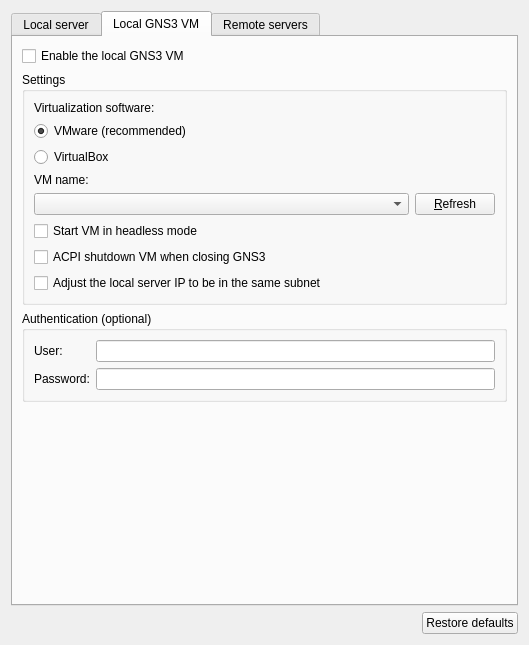
Qt form gns3/ui/server_preferences_page.ui (GNS3/gns3-gui) before a commit.
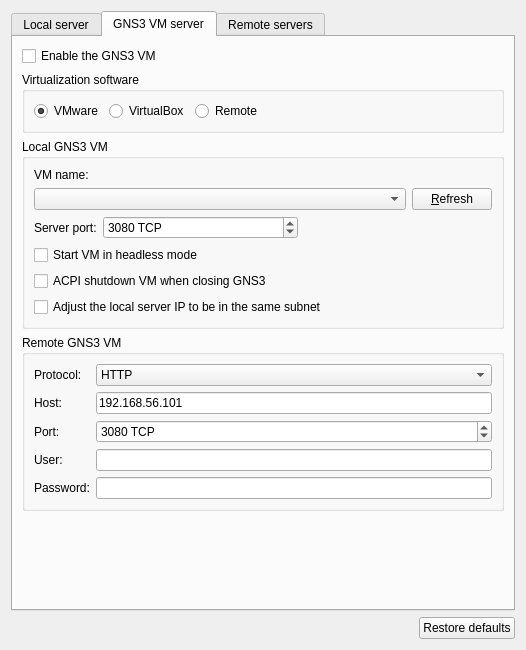
The same form after that commit. The open tabs and pages were chosen to show the change.

Commit message: Allow to use a remote server as the GNS3 VM. Ref #957.

What changed in the file:
```diff
--- a/gns3/ui/server_preferences_page.ui
+++ b/gns3/ui/server_preferences_page.ui
@@ -6,8 +6,8 @@
    <rect>
     <x>0</x>
     <y>0</y>
-    <width>529</width>
-    <height>645</height>
+    <width>526</width>
+    <height>650</height>
    </rect>
   </property>
   <property name="sizePolicy">
@@ -324,7 +324,7 @@
        </sizepolicy>
       </property>
       <attribute name="title">
-       <string>Local GNS3 VM</string>
+       <string>GNS3 VM server</string>
       </attribute>
       <layout class="QVBoxLayout" name="verticalLayout_3">
        <item>
@@ -342,7 +342,7 @@
           </size>
          </property>
          <property name="text">
-          <string>Enable the local GNS3 VM</string>
+          <string>Enable the GNS3 VM</string>
          </property>
          <property name="checked">
           <bool>false</bool>
@@ -352,109 +352,257 @@
        <item>
         <widget class="QGroupBox" name="uiGNS3VMSettingsGroupBox">
          <property name="title">
-          <string>Settings</string>
+          <string>Virtualization software</string>
          </property>
-         <layout class="QGridLayout" name="gridLayout_2">
-          <property name="sizeConstraint">
-           <enum>QLayout::SetMinimumSize</enum>
-          </property>
-          <item row="8" column="0" colspan="2">
-           <widget class="QCheckBox" name="uiAdjustLocalServerIPCheckBox">
-            <property name="text">
-             <string>Adjust the local server IP to be in the same subnet</string>
-            </property>
-           </widget>
-          </item>
-          <item row="6" column="0">
-           <widget class="QCheckBox" name="uiHeadlessCheckBox">
-            <property name="text">
-             <string>Start VM in headless mode</string>
-            </property>
-           </widget>
-          </item>
-          <item row="7" column="0">
-           <widget class="QCheckBox" name="uiShutdownCheckBox">
-            <property name="text">
-             <string>ACPI shutdown VM when closing GNS3</string>
-            </property>
-           </widget>
-          </item>
-          <item row="4" column="0">
-           <widget class="QLabel" name="uiVMNameLabel">
-            <property name="text">
-             <string>VM name:</string>
-            </property>
-           </widget>
-          </item>
-          <item row="5" column="1">
-           <widget class="QPushButton" name="uiRefreshPushButton">
-            <property name="text">
-             <string>&amp;Refresh</string>
-            </property>
-           </widget>
-          </item>
-          <item row="5" column="0">
-           <widget class="QComboBox" name="uiVMListComboBox">
-            <property name="sizePolicy">
-             <sizepolicy hsizetype="Expanding" vsizetype="Fixed">
-              <horstretch>0</horstretch>
-              <verstretch>0</verstretch>
-             </sizepolicy>
-            </property>
-           </widget>
-          </item>
+         <layout class="QGridLayout" name="gridLayout_7">
           <item row="0" column="0">
-           <widget class="QLabel" name="uiVirtualizationSoftwarLabel">
-            <property name="text">
-             <string>Virtualization software:</string>
-            </property>
-           </widget>
-          </item>
-          <item row="2" column="0">
-           <widget class="QRadioButton" name="uiVirtualBoxRadioButton">
-            <property name="text">
-             <string>VirtualBox</string>
-            </property>
-           </widget>
-          </item>
-          <item row="1" column="0">
            <widget class="QRadioButton" name="uiVmwareRadioButton">
             <property name="text">
-             <string>VMware (recommended)</string>
+             <string>VMware</string>
             </property>
             <property name="checked">
              <bool>true</bool>
             </property>
            </widget>
           </item>
+          <item row="0" column="1">
+           <widget class="QRadioButton" name="uiVirtualBoxRadioButton">
+            <property name="toolTip">
+             <string>Use VirtualBox if you intend to run Dynamips, IOU or VPCS appliances.</string>
+            </property>
+            <property name="text">
+             <string>VirtualBox</string>
+            </property>
+            <attribute name="buttonGroup">
+             <string notr="true">buttonGroup</string>
+            </attribute>
+           </widget>
+          </item>
+          <item row="0" column="2">
+           <widget class="QRadioButton" name="uiRemoteRadioButton">
+            <property name="toolTip">
+             <string>Use remote if your VM is run on a remote server (e.g. ESXi or dedicated server).</string>
+            </property>
+            <property name="text">
+             <string>Remote</string>
+            </property>
+            <attribute name="buttonGroup">
+             <string notr="true">buttonGroup</string>
+            </attribute>
+           </widget>
+          </item>
+          <item row="0" column="3">
+           <spacer name="horizontalSpacer_5">
+            <property name="orientation">
+             <enum>Qt::Horizontal</enum>
+            </property>
+            <property name="sizeHint" stdset="0">
+             <size>
+              <width>166</width>
+              <height>20</height>
+             </size>
+            </property>
+           </spacer>
+          </item>
          </layout>
         </widget>
        </item>
        <item>
         <widget class="QGroupBox" name="groupBox">
          <property name="title">
-          <string>Authentication (optional)</string>
+          <string>Local GNS3 VM</string>
+         </property>
+         <layout class="QGridLayout" name="gridLayout_2">
+          <item row="1" column="0">
+           <widget class="QComboBox" name="uiVMListComboBox">
+            <property name="sizePolicy">
+             <sizepolicy hsizetype="Expanding" vsizetype="Fixed">
+              <horstretch>0</horstretch>
+              <verstretch>0</verstretch>
+             </sizepolicy>
+            </property>
+           </widget>
+          </item>
+          <item row="1" column="1">
+           <widget class="QPushButton" name="uiRefreshPushButton">
+            <property name="text">
+             <string>&amp;Refresh</string>
+            </property>
+           </widget>
+          </item>
+          <item row="0" column="0">
+           <widget class="QLabel" name="uiVMNameLabel">
+            <property name="text">
+             <string>VM name:</string>
+            </property>
+           </widget>
+          </item>
+          <item row="4" column="0">
+           <widget class="QCheckBox" name="uiShutdownCheckBox">
+            <property name="text">
+             <string>ACPI shutdown VM when closing GNS3</string>
+            </property>
+           </widget>
+          </item>
+          <item row="3" column="0">
+           <widget class="QCheckBox" name="uiHeadlessCheckBox">
+            <property name="text">
+             <string>Start VM in headless mode</string>
+            </property>
+           </widget>
+          </item>
+          <item row="5" column="0" colspan="2">
+           <widget class="QCheckBox" name="uiAdjustLocalServerIPCheckBox">
+            <property name="text">
+             <string>Adjust the local server IP to be in the same subnet</string>
+            </property>
+           </widget>
+          </item>
+          <item row="2" column="0" colspan="2">
+           <layout class="QHBoxLayout" name="horizontalLayout_4">
+            <item>
+             <widget class="QLabel" name="uiLocalGNS3VMPortLabel">
+              <property name="text">
+               <string>Server port:</string>
+              </property>
+             </widget>
+            </item>
+            <item>
+             <widget class="QSpinBox" name="uiLocalGNS3VMPortSpinBox">
+              <property name="sizePolicy">
+               <sizepolicy hsizetype="Expanding" vsizetype="Fixed">
+                <horstretch>0</horstretch>
+                <verstretch>0</verstretch>
+               </sizepolicy>
+              </property>
+              <property name="suffix">
+               <string notr="true"> TCP</string>
+              </property>
+              <property name="maximum">
+               <number>65535</number>
+              </property>
+              <property name="value">
+               <number>3080</number>
+              </property>
+             </widget>
+            </item>
+            <item>
+             <spacer name="horizontalSpacer_6">
+              <property name="orientation">
+               <enum>Qt::Horizontal</enum>
+              </property>
+              <property name="sizeHint" stdset="0">
+               <size>
+                <width>40</width>
+                <height>20</height>
+               </size>
+              </property>
+             </spacer>
+            </item>
+           </layout>
+          </item>
+         </layout>
+        </widget>
+       </item>
+       <item>
+        <widget class="QGroupBox" name="uiRemoteGNS3VMSettingsGroupBox">
+         <property name="title">
+          <string>Remote GNS3 VM</string>
          </property>
          <layout class="QGridLayout" name="gridLayout_3">
           <item row="0" column="0">
-           <widget class="QLabel" name="uiVMUserLabel">
+           <widget class="QLabel" name="uiRemoteGNS3VMProtocolLabel">
+            <property name="text">
+             <string>Protocol:</string>
+            </property>
+           </widget>
+          </item>
+          <item row="0" column="1">
+           <widget class="QComboBox" name="uiRemoteGNS3VMProtocolComboBox">
+            <property name="sizePolicy">
+             <sizepolicy hsizetype="Expanding" vsizetype="Fixed">
+              <horstretch>0</horstretch>
+              <verstretch>0</verstretch>
+             </sizepolicy>
+            </property>
+            <property name="currentText" stdset="0">
+             <string>HTTP</string>
+            </property>
+            <item>
+             <property name="text">
+              <string>HTTP</string>
+             </property>
+            </item>
+            <item>
+             <property name="text">
+              <string>HTTPS</string>
+             </property>
+            </item>
+           </widget>
+          </item>
+          <item row="1" column="0">
+           <widget class="QLabel" name="uiRemoteGNS3VMHostLabel">
+            <property name="text">
+             <string>Host:</string>
+            </property>
+           </widget>
+          </item>
+          <item row="1" column="1">
+           <widget class="QLineEdit" name="uiRemoteGNS3VMHostLineEdit">
+            <property name="text">
+             <string>192.168.56.101</string>
+            </property>
+           </widget>
+          </item>
+          <item row="2" column="0">
+           <widget class="QLabel" name="uiRemoteGNS3VMPortLabel">
+            <property name="text">
+             <string>Port:</string>
+            </property>
+           </widget>
+          </item>
+          <item row="2" column="1">
+           <widget class="QSpinBox" name="uiRemoteGNS3VMPortSpinBox">
+            <property name="sizePolicy">
+             <sizepolicy hsizetype="Expanding" vsizetype="Fixed">
+              <horstretch>0</horstretch>
+              <verstretch>0</verstretch>
+             </sizepolicy>
+            </property>
+            <property name="suffix">
+             <string notr="true"> TCP</string>
+            </property>
+            <property name="maximum">
+             <number>65535</number>
+            </property>
+            <property name="value">
+             <number>3080</number>
+            </property>
+           </widget>
+          </item>
+          <item row="3" column="0">
+           <widget class="QLabel" name="uiRemoteGNS3VMUserLabel">
             <property name="text">
              <string>User:</string>
             </property>
            </widget>
           </item>
-          <item row="0" column="1">
-           <widget class="QLineEdit" name="uiVMUserLineEdit"/>
+          <item row="3" column="1">
+           <widget class="QLineEdit" name="uiRemoteGNS3VMUserLineEdit">
+            <property name="toolTip">
+             <string/>
+            </property>
+           </widget>
           </item>
-          <item row="1" column="0">
-           <widget class="QLabel" name="uiVMPasswordLabel">
+          <item row="4" column="0">
+           <widget class="QLabel" name="uiRemoteGNS3VMPasswordLabel">
             <property name="text">
              <string>Password:</string>
             </property>
            </widget>
           </item>
-          <item row="1" column="1">
-           <widget class="QLineEdit" name="uiVMPasswordLineEdit">
+          <item row="4" column="1">
+           <widget class="QLineEdit" name="uiRemoteGNS3VMPasswordLineEdit">
             <property name="inputMethodHints">
              <set>Qt::ImhHiddenText|Qt::ImhNoAutoUppercase|Qt::ImhNoPredictiveText</set>
             </property>
```
Left out of the diff: 23 changed lines with no effect on the pictures. The commit also changes 10 other files.
